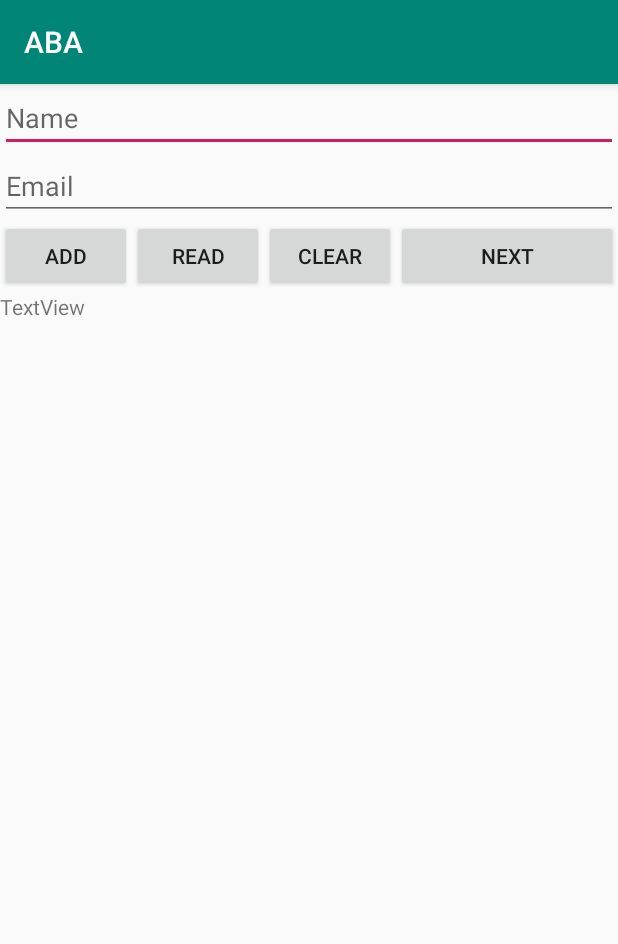
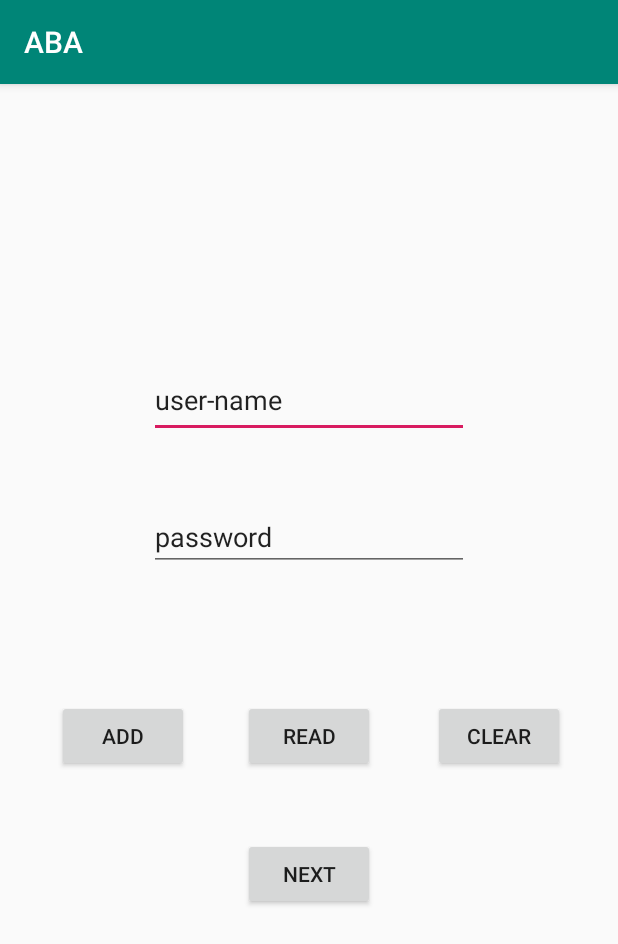
Before and after one commit to Denys-Doskochynskiy/IONKiD_JAVA, an Android app: the Reg screen opened directly, with no data from a screen before it, after a tap on "ADD", on a phone screen of 412 x 824 dp. Shown: the top 944 px of the screen. Run offline under Robolectric (Android 15) with nearby library versions, the phone set to English and light mode, and no system bars.

Commit message:
Adding working DB from registration users

```diff
--- a/app/src/main/java/com/example/aba/Chose.java
+++ b/app/src/main/java/com/example/aba/Chose.java
@@ -31,11 +31,11 @@ public class Chose extends AppCompatActivity {
         });
     }
     public void openTaskTest1 () {
-        Intent intent = new Intent(this, Menu.class);
+        Intent intent = new Intent(this, Login.class);
         startActivity(intent);
     }
     public void openTaskTest2 () {
-        Intent intent = new Intent(this,Menu.class);
+        Intent intent = new Intent(this,Reg.class);
         startActivity(intent);
     }
 }
--- a/app/src/main/java/com/example/aba/DBHelper1.java
+++ b/app/src/main/java/com/example/aba/DBHelper.java
@@ -5,27 +5,26 @@ import android.content.Context;
 import android.database.sqlite.SQLiteDatabase;
 import android.database.sqlite.SQLiteOpenHelper;
 
-public class DBHelper1  extends SQLiteOpenHelper{
+import androidx.annotation.Nullable;
+
+public class DBHelper extends SQLiteOpenHelper {
 
     public static final int DATABASE_VERSION = 1;
-    public static final String DATABASE_NAME = "contactDb";
-    public static final String TABLE_CONTACTS = "contacts";
+    public static final String DATABASE_NAME = "loginDb";
+    public static final String TABLE_CONTACTS = "login";
 
     public static final String KEY_ID = "_id";
-    public static final String KEY_NICK = "name";
-    public static final String KEY_EMAIL = "mail";
+    public static final String KEY_USERNAME = "username";
+    public static final String KEY_PASSWORD = "password";
 
-
-
-
-    public DBHelper1(Context context) {
-        super(context, DATABASE_NAME, null, DATABASE_VERSION);
+    public DBHelper(@Nullable Context context ) {
+        super(context, DATABASE_NAME, null , DATABASE_VERSION);
     }
 
     @Override
     public void onCreate(SQLiteDatabase db) {
         db.execSQL("create table " + TABLE_CONTACTS + "(" + KEY_ID
-                + " integer primary key," + KEY_NICK + " text," + KEY_EMAIL + " text" + ")");
+                + " integer primary key," + KEY_USERNAME + " text," + KEY_PASSWORD + " text" + ")");
 
     }
 
@@ -34,6 +33,5 @@ public class DBHelper1  extends SQLiteOpenHelper{
         db.execSQL("drop table if exists " + TABLE_CONTACTS);
 
         onCreate(db);
-
     }
 }
--- a/app/src/main/java/com/example/aba/DBHelper2.java
+++ /dev/null
@@ -1,54 +0,0 @@
-package com.example.aba;
-
-import android.content.Context;
-import android.database.sqlite.SQLiteDatabase;
-import android.database.sqlite.SQLiteOpenHelper;
-
-public class DBHelper2 extends SQLiteOpenHelper{
-
-    public static final int DATABASE_VERSION = 1;
-    public static final String DATABASE_NAME = "contact1Db";
-    public static final String TABLE_CONTACTS = "contacts";
-
-    public static final String KEY_NICK = "name";
-    public static final String KEY_PASS = "mail";
-    public static final String KEY_ID = "_id";
-    public static final String KEY_SEX = "sex";
-    public static final String KEY_BLOUD = "bloud";
-    public static final String KEY_WEIGHT = "weight";
-    public static final String KEY_HEIGHT = "height";
-    public static final String KEY_DIAGNOSE = "diagnose";
-    public static final String KEY_NAME1 = "name";
-    public static final String KEY_SURNAME = "surname";
-    public static final String KEY_PATRONYMIC = "patronymic";
-    public static final String KEY_DAY = "day";
-    public static final String KEY_MOUNTH = "mounth";
-    public static final String KEY_YEAR = "year";
-
-    public DBHelper2(Context context) {
-        super(context, DATABASE_NAME, null, DATABASE_VERSION);
-    }
-
-    @Override
-    public void onCreate(SQLiteDatabase db) {
-        db.execSQL("create table " + TABLE_CONTACTS + "(" + KEY_ID
-                + " integer primary key,"+ KEY_DIAGNOSE + " text," + KEY_DAY + " text," + KEY_NAME1 + " text,"
-                + KEY_SURNAME + " text," + KEY_PATRONYMIC + " text,"  + KEY_MOUNTH + " text,"+ KEY_YEAR + " text,"
-                + KEY_SEX + " text,"   + KEY_BLOUD + " text," + KEY_WEIGHT + " text," + KEY_HEIGHT + " text," +  KEY_NICK + " text," + KEY_PASS + " text" + ")");
-
-    }
-
-    @Override
-    public void onUpgrade(SQLiteDatabase db, int oldVersion, int newVersion) {
-        db.execSQL("drop table if exists " + KEY_NICK +KEY_PASS);
-
-        onCreate(db);
-
-    }/*
-    public void onUpgrade2(SQLiteDatabase db, int oldVersion, int newVersion) {
-        db.execSQL("drop table if exists " + KEY_YEAR+KEY_MOUNTH+KEY_PATRONYMIC+KEY_SURNAME+KEY_DAY+KEY_HEIGHT+KEY_BLOUD+KEY_WEIGHT+KEY_SEX+KEY_NAME1);
-
-        onCreate(db);
-
-    }*/
-}
--- a/app/src/main/java/com/example/aba/Information.java
+++ b/app/src/main/java/com/example/aba/Information.java
@@ -1,5 +1,5 @@
 package com.example.aba;
-
+/*
 import android.content.ContentValues;
 import android.content.Intent;
 import android.database.Cursor;
@@ -145,3 +145,4 @@ public class Information extends AppCompatActivity implements View.OnClickListen
 
 
 }
+*/
--- a/app/src/main/java/com/example/aba/Reg.java
+++ b/app/src/main/java/com/example/aba/Reg.java
@@ -15,136 +15,15 @@ import android.widget.TextView;
 
 public class Reg extends AppCompatActivity implements View.OnClickListener{
 
-    public Button btnAdd, btnRead, btnClear,btn3;
-    public EditText etName, etEmail;
-    public TextView txt,txt1;
-
-    DBHelper2 dbHelper;
+    Button btnAdd, btnRead, btnClear;
+    EditText etUsername, etPassword;
+    Button next;
+    public DBHelper dbHelper;
 
     @Override
     protected void onCreate(Bundle savedInstanceState) {
         super.onCreate(savedInstanceState);
         setContentView(R.layout.reg);
-        txt = (TextView)findViewById(R.id.textView);
-txt1= (TextView) findViewById(R.id.textView8);
-        txt1.setOnClickListener(this);
-        btnAdd = (Button) findViewById(R.id.btnAdd);
-        btnAdd.setOnClickListener(this);
-
-        btnRead = (Button) findViewById(R.id.btnRead);
-        btnRead.setOnClickListener(this);
-
-        btnClear = (Button) findViewById(R.id.btnClear);
-        btnClear.setOnClickListener(this);
-
-        etName = (EditText) findViewById(R.id.etName);
-        etEmail = (EditText) findViewById(R.id.etEmail);
-        btn3 = (Button) findViewById(R.id.btn3);
-        btn3.setOnClickListener(new View.OnClickListener() {
-            @Override
-            public void onClick(View v) {
-                openTaskTest2();
-            }
-        });
-
-        dbHelper = new DBHelper2(this);
-    }
-
-    @Override
-    public void onClick(View v) {
-
-        String name = etName.getText().toString();
-        String mail = etEmail.getText().toString();
-
-        SQLiteDatabase database = dbHelper.getWritableDatabase();
-
-        ContentValues contentValues = new ContentValues();
-
-//Toast.makeText(getApplicationContext(), "Вхід виконано!",Toast.LENGTH_SHORT).show();
-  //       Toast.makeText(getApplicationContext(), "Вхід виконано!"+ cursor.getString(nameIndex),Toast.LENGTH_SHORT).show();
-
-        switch (v.getId()) {
-
-            case R.id.btnAdd:
-                contentValues.put(DBHelper2.KEY_NICK, name);
-                contentValues.put(DBHelper2.KEY_PASS,mail);
-
-                database.insert(DBHelper2.TABLE_CONTACTS, null, contentValues);
-                break;
-
-
-            case R.id.btnRead:
-                Cursor cursor = database.query(DBHelper2.TABLE_CONTACTS, null, null, null, null, null, null);
-
-                if (cursor.moveToFirst()) {
-                    int idIndex = cursor.getColumnIndex(DBHelper2.KEY_ID);
-                    int nameIndex = cursor.getColumnIndex(DBHelper2.KEY_NICK);
-                    int mailIndex = cursor.getColumnIndex(DBHelper2.KEY_PASS);
-                    do {
-                        Log.d("mLog", "ID = " + cursor.getInt(idIndex) +
-                                ", name = " + cursor.getString(nameIndex) +
-                                ", email = " + cursor.getString(mailIndex));
-                        txt1.setText(", name = " + cursor.getString(nameIndex) +
-                                ", pasword = " + cursor.getString(mailIndex));
-                    } while (cursor.moveToNext());
-
-                } else
-                    Log.d("mLog","0 rows");
-                cursor.close();
-                break;
-
-            case R.id.btnClear:
-                database.delete(DBHelper2.TABLE_CONTACTS, null, null);
-
-
-                  break;
-        }
-        dbHelper.close();
-
-    }
-
-    public void openTaskTest2 () {
-        Intent intent = new Intent(this, Login.class);
-        startActivity(intent);
-    }
-}
-/*
-import android.content.Intent;
-import android.content.ContentValues;
-import android.database.Cursor;
-import android.database.sqlite.SQLiteDatabase;
-import android.os.Bundle;
-import androidx.appcompat.app.AppCompatActivity;
-import android.util.Log;
-import android.view.View;
-import android.widget.Button;
-import android.widget.EditText;
-import android.widget.TextView;
-
-public class Reg extends AppCompatActivity implements View.OnClickListener{
-
-    Button btnAdd, btnRead, btnClear,btn3;
-    EditText etName, etEmail;
-    TextView txt1;
-
-    DBHelper1 dbHelper;
-
-    @Override
-    protected void onCreate(Bundle savedInstanceState) {
-        super.onCreate(savedInstanceState);
-        setContentView(R.layout.reg);
-
-        txt1= (TextView) findViewById(R.id.textView8);
-        txt1.setOnClickListener(this);
-
-        btn3 = (Button) findViewById(R.id.btn3);
-        btn3.setOnClickListener(new View.OnClickListener() {
-            @Override
-            public void onClick(View v) {
-                openTaskTest2();
-            }
-        });
-
 
         btnAdd = (Button) findViewById(R.id.btnAdd);
         btnAdd.setOnClickListener(this);
@@ -155,62 +34,82 @@ public class Reg extends AppCompatActivity implements View.OnClickListener{
         btnClear = (Button) findViewById(R.id.btnClear);
         btnClear.setOnClickListener(this);
 
-        etName = (EditText) findViewById(R.id.etName);
-        etEmail = (EditText) findViewById(R.id.etEmail);
+        etUsername = (EditText) findViewById(R.id.etUsername);
+        etPassword = (EditText) findViewById(R.id.etPassword);
 
-        dbHelper = new DBHelper1(this);
+        next = (Button) findViewById(R.id.next);
+        next.setOnClickListener(new View.OnClickListener() {
+            @Override
+            public void onClick(View v) {
+                openNext();
+            }
+        });
+
+        dbHelper = new DBHelper(this);
+
+    }
+
+    public void openNext () {
+        Intent intent = new Intent(this, Login.class);
+        startActivity(intent);
     }
 
     @Override
     public void onClick(View v) {
 
-        String name = etName.getText().toString();
-        String email = etEmail.getText().toString();
+        String username = etUsername.getText().toString();
+        String password = etPassword.getText().toString();
+
 
         SQLiteDatabase database = dbHelper.getWritableDatabase();
 
         ContentValues contentValues = new ContentValues();
 
-
         switch (v.getId()) {
 
+
             case R.id.btnAdd:
-                contentValues.put(DBHelper1.KEY_NICK, name);
-                contentValues.put(DBHelper1.KEY_PASS, email);
 
-                database.insert(DBHelper1.TABLE_CONTACTS, null, contentValues);
+                contentValues.put(DBHelper.KEY_USERNAME, username);
+                contentValues.put(DBHelper.KEY_PASSWORD, password);
+
+                database.insert(DBHelper.TABLE_CONTACTS, null, contentValues);
+
                 break;
 
             case R.id.btnRead:
-                Cursor cursor = database.query(DBHelper1.TABLE_CONTACTS, null, null, null, null, null, null);
+                Cursor cursor = database.query(DBHelper.TABLE_CONTACTS, null, null,
+                        null, null, null, null);
 
                 if (cursor.moveToFirst()) {
-                    int idIndex = cursor.getColumnIndex(DBHelper1.KEY_ID);
-                    int nickIndex = cursor.getColumnIndex(DBHelper1.KEY_NICK);
-                    int passIndex = cursor.getColumnIndex(DBHelper1.KEY_PASS);
-
+                    int idIndex = cursor.getColumnIndex(DBHelper.KEY_ID);
+                    int nameIndex = cursor.getColumnIndex(DBHelper.KEY_USERNAME);
+                    int emailIndex = cursor.getColumnIndex(DBHelper.KEY_PASSWORD);
                     do {
                         Log.d("mLog", "ID = " + cursor.getInt(idIndex) +
-                                ", name = " + cursor.getString(nickIndex) +
-                                ", email = " + cursor.getString(passIndex));
-                        txt1.setText(", name = " + cursor.getString(nickIndex) +
-                                ", pasword = " + cursor.getString(passIndex));
+                                ", username = " + cursor.getString(nameIndex) +
+                                ", password = " + cursor.getString(emailIndex));
                     } while (cursor.moveToNext());
                 } else
-                    Log.d("mLog","0 rows");
+                    Log.d("mLog", "0 rows");
 
                 cursor.close();
+
+
                 break;
 
             case R.id.btnClear:
-                database.delete(DBHelper1.KEY_PASS, null, null);
-                database.delete(DBHelper1.KEY_NICK, null, null);
+                database.delete(DBHelper.TABLE_CONTACTS, null, null);
+
                 break;
+
         }
+
+
         dbHelper.close();
     }
 
-    public void openTaskTest2 () {
-        Intent intent = new Intent(this, Login.class);
-        startActivity(intent);
-    }}*/
+
+
+
+}
--- a/app/src/main/res/layout/reg.xml
+++ b/app/src/main/res/layout/reg.xml
@@ -1,57 +1,75 @@
 <?xml version="1.0" encoding="utf-8"?>
-<LinearLayout
-    xmlns:android="http://schemas.android.com/apk/res/android"
-    android:layout_width="fill_parent"
-    android:layout_height="fill_parent"
-    android:orientation="vertical">
+<androidx.constraintlayout.widget.ConstraintLayout xmlns:android="http://schemas.android.com/apk/res/android"
+    xmlns:app="http://schemas.android.com/apk/res-auto"
+    xmlns:tools="http://schemas.android.com/tools"
+    android:id="@+id/main"
+    android:layout_width="match_parent"
+    android:layout_height="match_parent"
+    tools:context=".MainActivity">
 
-    <EditText
-        android:id="@+id/etName"
-        android:hint="Name"
-        android:layout_width="match_parent"
-        android:layout_height="wrap_content">
-    </EditText>
+    <Button
+        android:id="@+id/btnRead"
+        android:layout_width="wrap_content"
+        android:layout_height="wrap_content"
+        android:layout_marginTop="86dp"
+        android:text="Read"
+        app:layout_constraintEnd_toEndOf="parent"
+        app:layout_constraintStart_toStartOf="parent"
+        app:layout_constraintTop_toBottomOf="@+id/etPassword" />
 
-    <EditText
-        android:id="@+id/etEmail"
-        android:hint="Email"
-        android:layout_width="match_parent"
-        android:layout_height="wrap_content">
-    </EditText>
+    <Button
+        android:id="@+id/btnClear"
+        android:layout_width="wrap_content"
+        android:layout_height="wrap_content"
+        android:layout_marginEnd="35dp"
+        android:layout_marginRight="35dp"
+        android:text="Clear"
+        app:layout_constraintBaseline_toBaselineOf="@+id/btnRead"
+        app:layout_constraintEnd_toEndOf="parent" />
 
-    <LinearLayout
-        android:layout_width="match_parent"
-        android:layout_height="wrap_content">
     <Button
         android:id="@+id/btnAdd"
         android:layout_width="wrap_content"
         android:layout_height="wrap_content"
-            android:text="Add">
-        </Button>
-        <Button
-            android:id="@+id/btnRead"
+        android:layout_marginStart="38dp"
+        android:layout_marginLeft="38dp"
+        android:text="Add"
+        app:layout_constraintBaseline_toBaselineOf="@+id/btnRead"
+        app:layout_constraintStart_toStartOf="parent" />
+
+    <EditText
+        android:id="@+id/etUsername"
+        android:layout_width="213dp"
+        android:layout_height="50dp"
+        android:layout_marginTop="186dp"
+        android:ems="10"
+        android:inputType="textPersonName"
+        android:text="user-name"
+        app:layout_constraintEnd_toEndOf="parent"
+        app:layout_constraintStart_toStartOf="parent"
+        app:layout_constraintTop_toTopOf="parent" />
+
+    <EditText
+        android:id="@+id/etPassword"
         android:layout_width="wrap_content"
         android:layout_height="wrap_content"
-            android:text="Read">
-        </Button>
+        android:layout_marginTop="43dp"
+        android:ems="10"
+        android:inputType="textPersonName"
+        android:text="password"
+        app:layout_constraintEnd_toEndOf="parent"
+        app:layout_constraintStart_toStartOf="parent"
+        app:layout_constraintTop_toBottomOf="@+id/etUsername" />
+
     <Button
-            android:id="@+id/btnClear"
+        android:id="@+id/next"
         android:layout_width="wrap_content"
         android:layout_height="wrap_content"
-            android:text="Clear">
-        </Button>
-
-        <Button
-            android:id="@+id/btn3"
-            android:layout_width="wrap_content"
-            android:layout_height="wrap_content"
-            android:layout_weight="1"
-            android:text="@string/Next" />
-    </LinearLayout>
-
-    <TextView
-        android:id="@+id/textView8"
-        android:layout_width="match_parent"
-        android:layout_height="wrap_content"
-        android:text="TextView" />
-</LinearLayout>
+        android:text="next"
+        app:layout_constraintBottom_toBottomOf="parent"
+        app:layout_constraintEnd_toEndOf="parent"
+        app:layout_constraintHorizontal_bias="0.501"
+        app:layout_constraintStart_toStartOf="parent"
+        app:layout_constraintTop_toTopOf="parent"
+        app:layout_constraintVertical_bias="0.698" />
+</androidx.constraintlayout.widget.ConstraintLayout>
```
Also changed, not shown: app/src/main/java/com/example/aba/Login.java (+36 -50 lines), app/src/main/res/layout/activity_login.xml (+4 -4 lines). Lines whose indentation alone changed are shown as unchanged.
